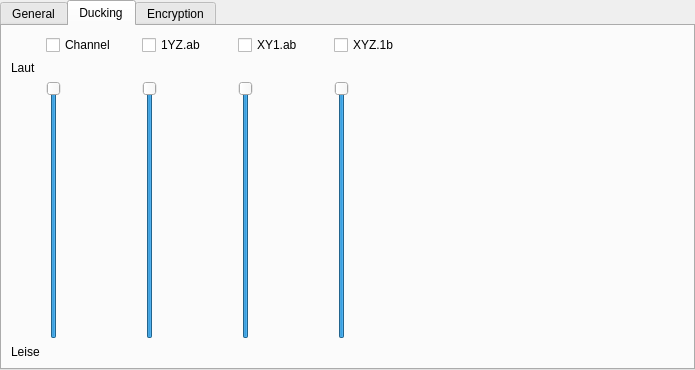
Old version of the form src/channels.ui in the repository Mattyzero/krtcomms.
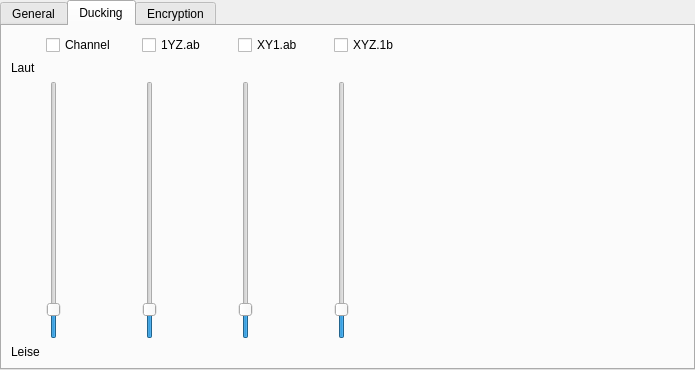
New version of the form. The open tabs and pages were chosen to show the change. Custom widgets are drawn as their Qt base class.

What changed in the file:
```diff
--- a/src/channels.ui
+++ b/src/channels.ui
@@ -1900,11 +1900,14 @@
          </property>
          <item row="2" column="2">
           <widget class="QSlider" name="freq_ducking_slider_1yz_ab">
+           <property name="minimum">
+            <number>1</number>
+           </property>
            <property name="maximum">
             <number>100</number>
            </property>
            <property name="value">
-            <number>100</number>
+            <number>10</number>
            </property>
            <property name="orientation">
             <enum>Qt::Vertical</enum>
@@ -1941,11 +1944,14 @@
          </item>
          <item row="2" column="1">
           <widget class="QSlider" name="channel_ducking_slider">
+           <property name="minimum">
+            <number>1</number>
+           </property>
            <property name="maximum">
             <number>100</number>
            </property>
            <property name="value">
-            <number>100</number>
+            <number>10</number>
            </property>
            <property name="orientation">
             <enum>Qt::Vertical</enum>
@@ -1954,11 +1960,14 @@
          </item>
          <item row="2" column="3">
           <widget class="QSlider" name="freq_ducking_slider_xy1_ab">
+           <property name="minimum">
+            <number>1</number>
+           </property>
            <property name="maximum">
             <number>100</number>
            </property>
            <property name="value">
-            <number>100</number>
+            <number>10</number>
            </property>
            <property name="orientation">
             <enum>Qt::Vertical</enum>
@@ -1974,11 +1983,14 @@
          </item>
          <item row="2" column="4">
           <widget class="QSlider" name="freq_ducking_slider_xyz_1b">
+           <property name="minimum">
+            <number>1</number>
+           </property>
            <property name="maximum">
             <number>100</number>
            </property>
            <property name="value">
-            <number>100</number>
+            <number>10</number>
            </property>
            <property name="orientation">
             <enum>Qt::Vertical</enum>
```
